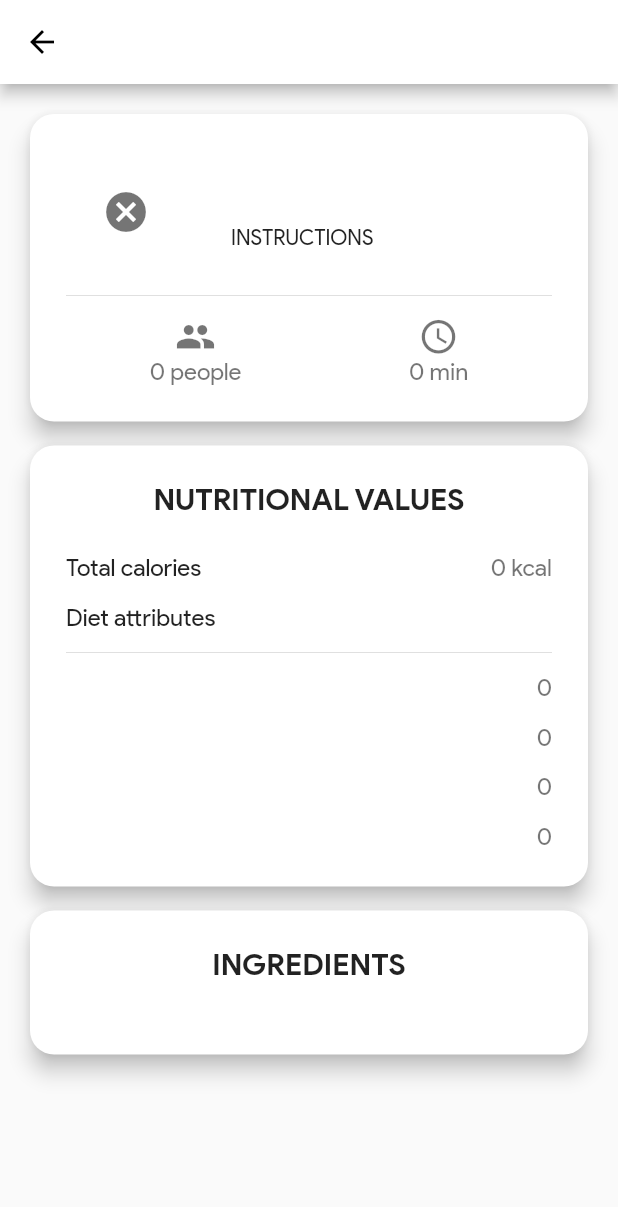
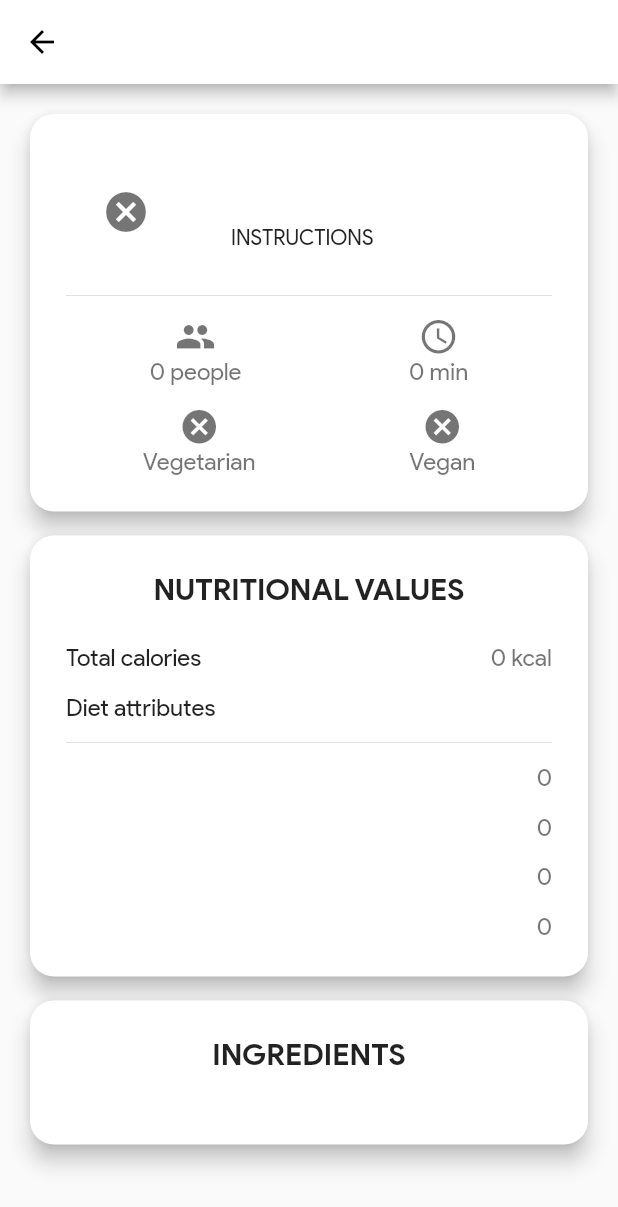
Before and after one commit to jesusrp98/ginger, a Flutter app: the RecipePage screen opened directly with empty values, on a phone screen of 412 x 824 dp. Shown: the top 1207 px of the screen. Run offline on Flutter 3.47's test engine with Material 2 defaults, Android fonts, the phone set to English and light mode, and no system bars; drawn by our look-alikes of cached_network_image; our stand-ins replace package_info; missing offline and left inert: flutter_web_browser; network calls fail.

Commit message:
Hot fixes

```diff
--- a/lib/models/cocktail.dart
+++ b/lib/models/cocktail.dart
@@ -42,7 +42,7 @@ class Cocktail {
       tag: json['strIBA'],
       glassType: json['strGlass'],
       isAlcoholic: json['strAlcoholic'] == 'Alcoholic',
-      instructions: json['strInstruction'],
+      instructions: json['strInstructions'],
       photo: json['strDrinkThumb'],
       ingredients: [
         CocktailIngredient(
--- a/lib/models/recipe.dart
+++ b/lib/models/recipe.dart
@@ -68,6 +68,16 @@ class Recipe {
       return '${NumberFormat.decimalPattern().format(time / 60)} h';
   }
 
+  bool get isVegetarian =>
+      healths.contains('Vegeterian');
+
+  bool get isVegan =>
+      healths.contains('Vegan');
+
+  bool hasLabel(String label){
+    return healths.contains(label);
+  }
+
   String get getDiet {
     String auxString = '';
 
@@ -76,6 +86,7 @@ class Recipe {
     );
 
     return auxString;
+
   }
 }
 
--- a/lib/ui/pages/recipe.dart
+++ b/lib/ui/pages/recipe.dart
@@ -29,7 +29,9 @@ class RecipePage extends StatelessWidget {
                     androidToolbarColor: Theme.of(context).primaryColor,
                   ),
             ),
-            body: Row(
+            body: Column(
+              children: <Widget>[
+                Row(
                   mainAxisAlignment: MainAxisAlignment.spaceAround,
                   children: <Widget>[
                     RecipeDetails(
@@ -47,6 +49,34 @@ class RecipePage extends StatelessWidget {
                         color: Theme.of(context).textTheme.caption.color,
                       ),
                       title: _recipe.getPreparationTime,
+                    ),
+                  ],
+                ),
+                Separator.spacer(),
+                Row(
+                  mainAxisAlignment: MainAxisAlignment.spaceAround,
+                  children: <Widget>[
+                    RecipeDetails(
+                      icon: Icon(
+                        _recipe.isVegetarian
+                            ? Icons.check_circle
+                            : Icons.cancel,
+                        size: 27,
+                        color: Theme.of(context).textTheme.caption.color,
+                      ),
+                      title: 'Vegetarian',
+                    ),
+                    RecipeDetails(
+                      icon: Icon(
+                        _recipe.isVegan
+                            ? Icons.check_circle
+                            : Icons.cancel,
+                        size: 27,
+                        color: Theme.of(context).textTheme.caption.color,
+                      ),
+                      title: 'Vegan',
+                    ),
+                  ],
                 ),
               ],
             ),
@@ -107,6 +137,17 @@ class RecipePage extends StatelessWidget {
                   .toList(),
             ),
           ),
+          Separator.cardSpacer(),
+          /*CardPage(
+            title: 'ALLERGENS',
+            body: ListView.separated(
+              itemCount: _recipe.healths.length,
+              separatorBuilder: (context, index) => Divider(),
+              itemBuilder: (context, index) {
+                RowItem.iconRow("Hola", _recipe.hasLabel("Vegan"));
+              }
+            ),
+          ),*/
         ],
       ),
     );
```
Also changed, not shown: lib/ui/pages/cocktail.dart (+9 -2 lines), lib/ui/tabs/cocktail.dart (+10 -8 lines), lib/ui/tabs/home.dart (+10 -8 lines), lib/widgets/list_cell.dart (added, +73 -0 lines). Lines whose indentation alone changed are shown as unchanged.
